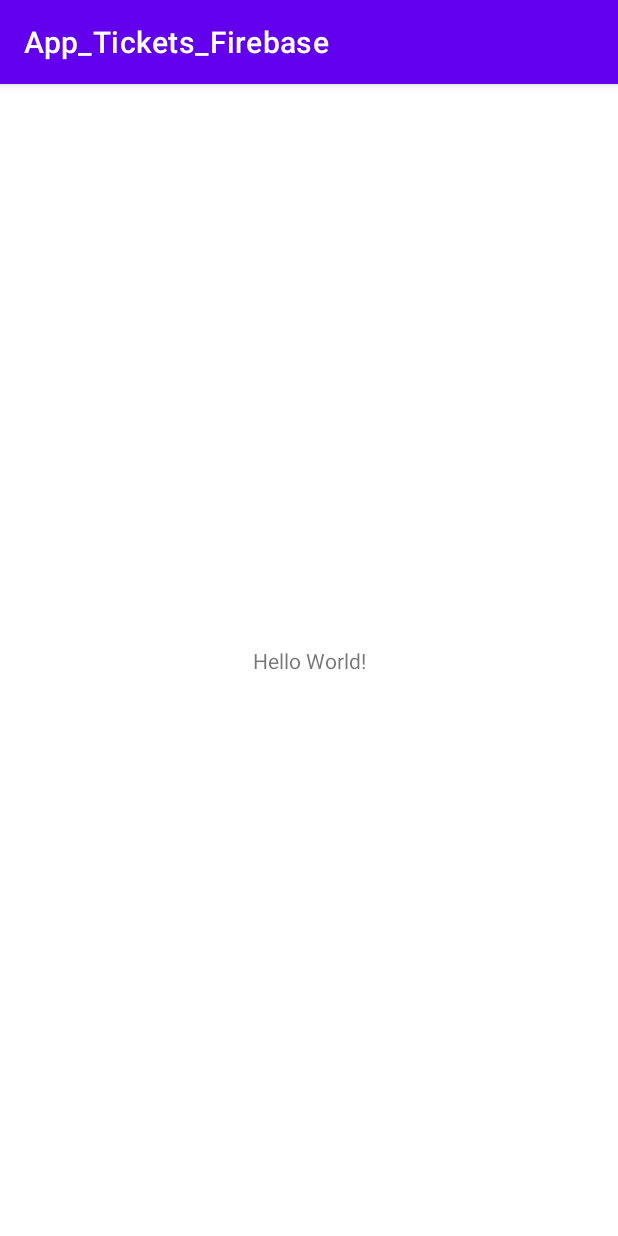
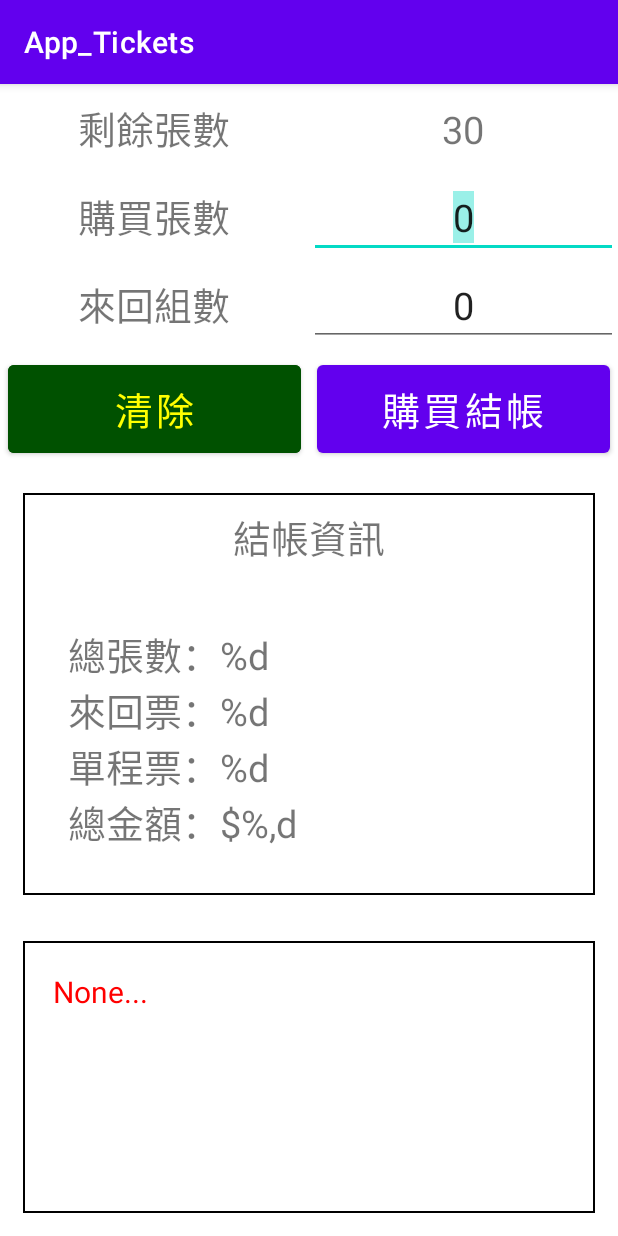
Before and after one commit to a26703248/Kotlin, an Android app: the screen it shows after launch (MainActivity), on a phone screen of 412 x 824 dp. Run offline under Robolectric (Android 15) with nearby library versions, the phone set to English and light mode, and no system bars.

Commit message:
hello kotlin

```diff
--- /dev/null
+++ b/app_tickets_firebase/src/main/res/drawable-v24/border.xml
@@ -0,0 +1,7 @@
+<?xml version="1.0" encoding="utf-8"?>
+<shape xmlns:android="http://schemas.android.com/apk/res/android"
+    android:shape="rectangle">
+    <stroke
+        android:width="1dip"
+        android:color="@android:color/black" />
+</shape>
--- a/app_tickets_firebase/src/main/res/layout/activity_main.xml
+++ b/app_tickets_firebase/src/main/res/layout/activity_main.xml
@@ -1,18 +1,175 @@
 <?xml version="1.0" encoding="utf-8"?>
-<androidx.constraintlayout.widget.ConstraintLayout xmlns:android="http://schemas.android.com/apk/res/android"
+<LinearLayout xmlns:android="http://schemas.android.com/apk/res/android"
     xmlns:app="http://schemas.android.com/apk/res-auto"
     xmlns:tools="http://schemas.android.com/tools"
     android:layout_width="match_parent"
     android:layout_height="match_parent"
+    android:orientation="vertical"
     tools:context=".MainActivity">
 
+    <!-- 剩餘張數 -->
+    <LinearLayout
+        android:layout_width="match_parent"
+        android:layout_height="wrap_content"
+        android:orientation="horizontal">
+
+        <TextView
+            android:layout_width="match_parent"
+            android:layout_height="wrap_content"
+            android:layout_weight="1"
+            android:gravity="center"
+            android:padding="10dp"
+            android:text="剩餘張數"
+            android:textSize="25dp" />
+
+        <TextView
+            android:id="@+id/tv_total_amount"
+            android:layout_width="match_parent"
+            android:layout_height="wrap_content"
+            android:layout_weight="1"
+            android:gravity="center"
+            android:padding="10dp"
+            android:text="30"
+            android:textSize="25dp" />
+
+    </LinearLayout>
+
+    <!-- 購買張數 -->
+    <LinearLayout
+        android:layout_width="match_parent"
+        android:layout_height="wrap_content"
+        android:orientation="horizontal">
+
+        <TextView
+            android:layout_width="match_parent"
+            android:layout_height="wrap_content"
+            android:layout_weight="1"
+            android:gravity="center"
+            android:padding="10dp"
+            android:text="購買張數"
+            android:textSize="25dp" />
+
+        <EditText
+            android:id="@+id/et_all_tickets"
+            android:layout_width="match_parent"
+            android:layout_height="wrap_content"
+            android:layout_weight="1"
+            android:gravity="center"
+            android:inputType="number"
+            android:padding="10dp"
+            android:selectAllOnFocus="true"
+            android:text="0"
+            android:textSize="25dp" />
+
+    </LinearLayout>
+
+    <!-- 來回組數 -->
+    <LinearLayout
+        android:layout_width="match_parent"
+        android:layout_height="wrap_content"
+        android:orientation="horizontal">
+
+        <TextView
+            android:layout_width="match_parent"
+            android:layout_height="wrap_content"
+            android:layout_weight="1"
+            android:gravity="center"
+            android:padding="10dp"
+            android:text="來回組數"
+            android:textSize="25dp" />
+
+        <EditText
+            android:id="@+id/et_round_trip"
+            android:layout_width="match_parent"
+            android:layout_height="wrap_content"
+            android:layout_weight="1"
+            android:gravity="center"
+            android:inputType="number"
+            android:padding="10dp"
+            android:selectAllOnFocus="true"
+            android:text="0"
+            android:textSize="25dp" />
+
+    </LinearLayout>
+
+    <!-- 購買結帳 -->
+    <LinearLayout
+        android:layout_width="match_parent"
+        android:layout_height="wrap_content"
+        android:orientation="horizontal">
+
+        <Button
+            android:layout_width="match_parent"
+            android:layout_height="wrap_content"
+            android:layout_margin="5dp"
+            android:layout_weight="1"
+            android:backgroundTint="#005100"
+            android:gravity="center"
+            android:onClick="reset"
+            android:padding="10dp"
+            android:text="清除"
+            android:textColor="#ffff00"
+            android:textSize="25dp" />
+
+        <Button
+            android:layout_width="match_parent"
+            android:layout_height="wrap_content"
+            android:layout_margin="5dp"
+            android:layout_weight="1"
+            android:gravity="center"
+            android:onClick="buyTicket"
+            android:padding="10dp"
+            android:text="購買結帳"
+            android:textSize="25dp" />
+
+    </LinearLayout>
+
+    <ScrollView
+        android:layout_width="match_parent"
+        android:layout_height="wrap_content">
+
+    </ScrollView>
+    <!-- 結帳資訊 -->
+    <LinearLayout
+        android:layout_width="match_parent"
+        android:layout_height="wrap_content"
+        android:layout_margin="15dp"
+        android:background="@drawable/border"
+        android:orientation="vertical">
+
+        <TextView
+            android:layout_width="match_parent"
+            android:layout_height="wrap_content"
+            android:layout_weight="1"
+            android:gravity="center"
+            android:padding="10dp"
+            android:text="結帳資訊"
+            android:textSize="25dp" />
+
+        <TextView
+            android:id="@+id/tv_result"
+            android:layout_width="match_parent"
+            android:layout_height="wrap_content"
+            android:layout_weight="1"
+            android:gravity="left"
+            android:padding="30dp"
+            android:text="@string/tickets_result"
+            android:textSize="25dp" />
+
+    </LinearLayout>
+
+    <!-- 警告訊息 -->
     <TextView
-        android:layout_width="wrap_content"
+        android:id="@+id/tv_warning"
+        android:layout_margin="15dp"
+        android:background="@drawable/border"
+        android:layout_width="match_parent"
         android:layout_height="wrap_content"
-        android:text="Hello World!"
-        app:layout_constraintBottom_toBottomOf="parent"
-        app:layout_constraintLeft_toLeftOf="parent"
-        app:layout_constraintRight_toRightOf="parent"
-        app:layout_constraintTop_toTopOf="parent" />
+        android:layout_weight="1"
+        android:gravity="left"
+        android:padding="20dp"
+        android:text="None..."
+        android:textColor="#ff0000"
+        android:textSize="20dp" />
 
-</androidx.constraintlayout.widget.ConstraintLayout>
+</LinearLayout>
--- a/app_tickets_firebase/src/main/res/values/strings.xml
+++ b/app_tickets_firebase/src/main/res/values/strings.xml
@@ -1,3 +1,4 @@
 <resources>
-    <string name="app_name">App_Tickets_Firebase</string>
+    <string name="app_name">App_Tickets</string>
+    <string name="tickets_result">總張數：%d\n來回票：%d\n單程票：%d\n總金額：$%,d</string>
 </resources>
```
